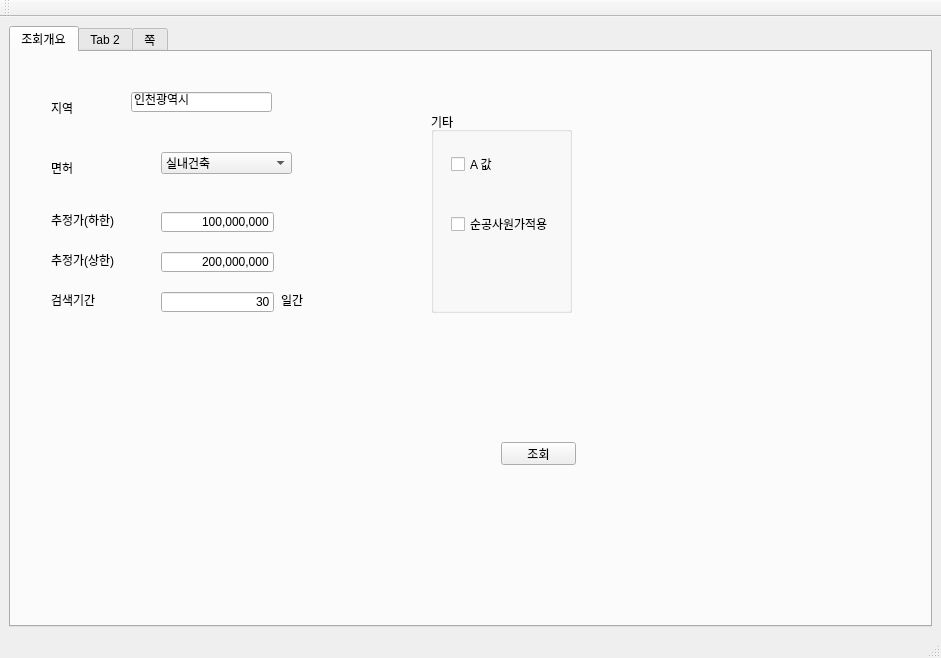
Qt form gui/ui/main_form.ui (67semo/gongbid) before a commit.
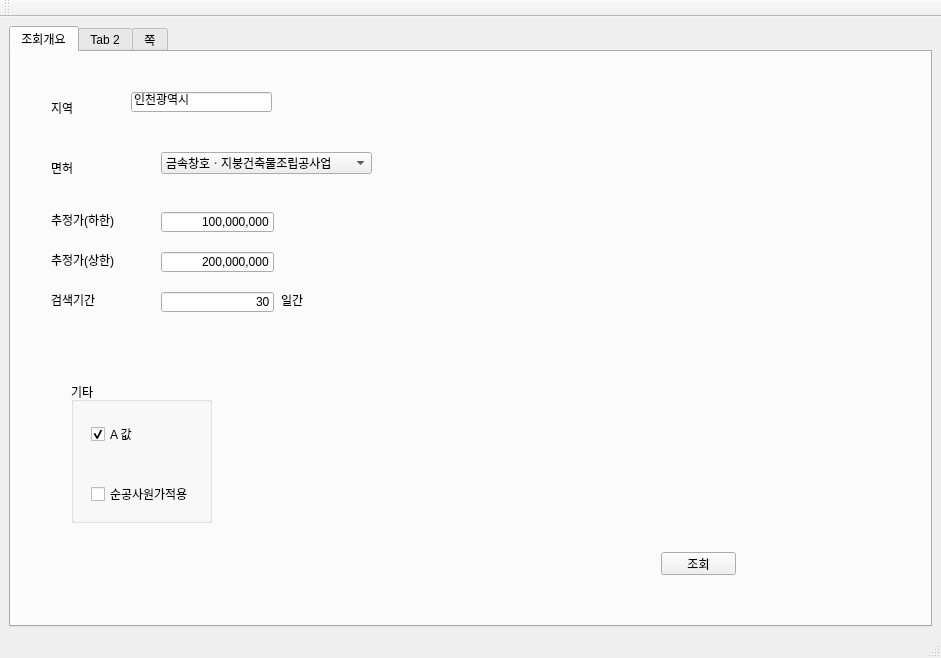
The same form after that commit.

The edit to the form file:
```diff
--- a/gui/ui/main_form.ui
+++ b/gui/ui/main_form.ui
@@ -29,13 +29,16 @@
          <rect>
           <x>150</x>
           <y>100</y>
-          <width>131</width>
+          <width>211</width>
           <height>22</height>
          </rect>
         </property>
+        <property name="currentIndex">
+         <number>0</number>
+        </property>
         <item>
          <property name="text">
-          <string>실내건축</string>
+          <string>금속창호ㆍ지붕건축물조립공사업</string>
          </property>
         </item>
         <item>
@@ -186,8 +189,8 @@
        <widget class="QPushButton" name="pushButton">
         <property name="geometry">
          <rect>
-          <x>490</x>
-          <y>390</y>
+          <x>650</x>
+          <y>500</y>
           <width>75</width>
           <height>23</height>
          </rect>
@@ -199,10 +202,10 @@
        <widget class="QGroupBox" name="groupBox">
         <property name="geometry">
          <rect>
-          <x>420</x>
-          <y>60</y>
+          <x>60</x>
+          <y>330</y>
           <width>141</width>
-          <height>201</height>
+          <height>141</height>
          </rect>
         </property>
         <property name="title">
@@ -221,7 +224,7 @@
           <string>A 값</string>
          </property>
          <property name="checked">
-          <bool>false</bool>
+          <bool>true</bool>
          </property>
         </widget>
         <widget class="QCheckBox" name="checkBox_2">
```
Left out of the diff: 17 changed lines with no effect on the pictures.
